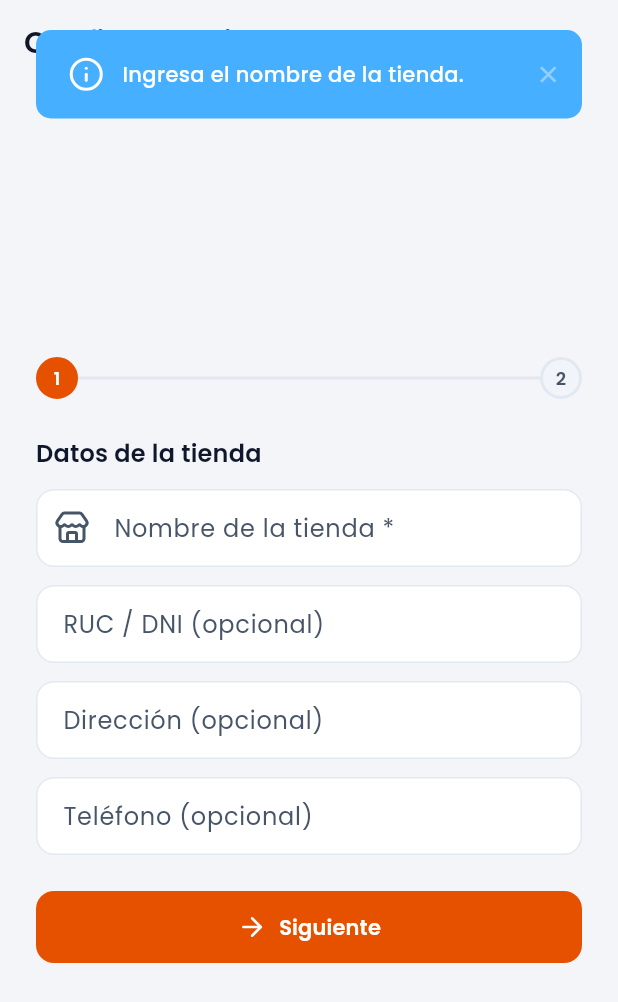
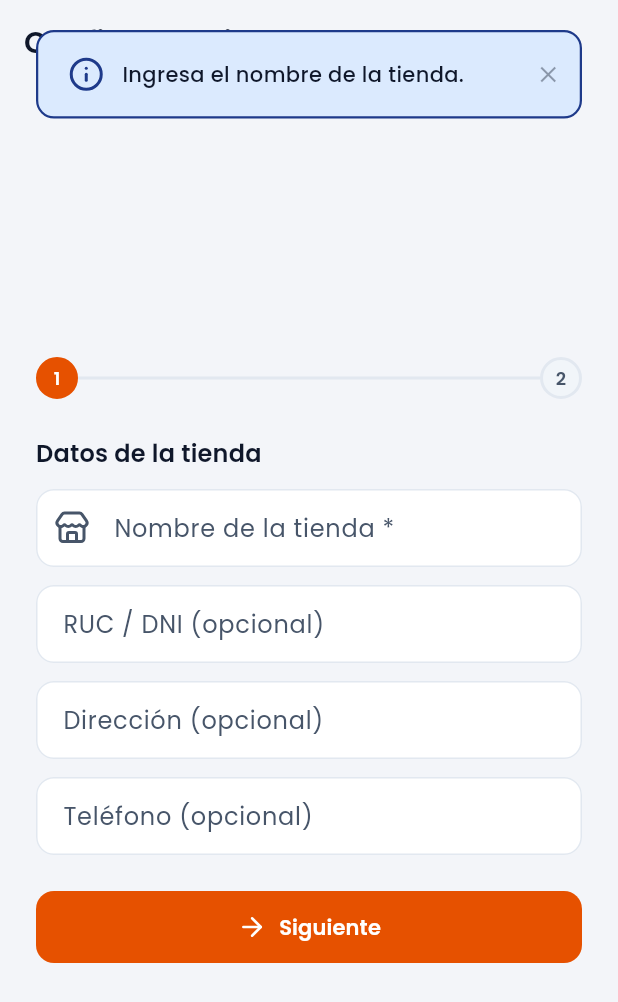
Before and after one commit to diapaza/mi_bodega, a Flutter app: the screen it shows after launch, after a tap on "Siguiente", on a phone screen of 412 x 824 dp. Shown: the top 1002 px of the screen. Run offline on Flutter 3.47's test engine with Material 3 defaults, Android fonts, the phone set to English and light mode, and no system bars; drawn by our look-alikes of toastification; our stand-ins replace drift, drift_flutter, flutter_animate, flutter_lucide, flutter_riverpod, flutter_secure_storage and 5 more; missing offline and left inert: cryptography, gal, googleapis, sqlite3; accounts and stored records are empty; generated files the repository leaves out were written again.

Commit message:
refactor(widgets): mejorar badge, card, snackbar y textfield
- Badge: usar colores onXContainer semanticos para mejor contraste
- Card: rediseñar con sombras suaves, bordes 20px y Material wrapper
- Snackbar: aplicar AppColors con estilo flatColored y colores por variante
- TextField: estilos dinamicos de focus/error en label, prefix y suffix

```diff
--- a/lib/shared/widgets/mb_badge.dart
+++ b/lib/shared/widgets/mb_badge.dart
@@ -17,10 +17,10 @@ class MbBadge extends StatelessWidget {
     final (bg, fg) = switch (tone) {
       MbBadgeTone.neutral => (colors.surfaceVariant, colors.onSurfaceVariant),
       MbBadgeTone.primary => (colors.primaryContainer, colors.onPrimaryContainer),
-      MbBadgeTone.success => (colors.successContainer, colors.success),
-      MbBadgeTone.warning => (colors.warningContainer, colors.warning),
-      MbBadgeTone.error => (colors.errorContainer, colors.error),
-      MbBadgeTone.info => (colors.infoContainer, colors.info),
+      MbBadgeTone.success => (colors.successContainer, colors.onSuccessContainer),
+      MbBadgeTone.warning => (colors.warningContainer, colors.onWarningContainer),
+      MbBadgeTone.error => (colors.errorContainer, colors.onErrorContainer),
+      MbBadgeTone.info => (colors.infoContainer, colors.onInfoContainer),
     };
     return Container(
       padding: const EdgeInsets.symmetric(horizontal: 8, vertical: 3),
--- a/lib/shared/widgets/mb_card.dart
+++ b/lib/shared/widgets/mb_card.dart
@@ -20,15 +20,31 @@ class MbCard extends StatelessWidget {
   @override
   Widget build(BuildContext context) {
     final colors = context.colors;
-    final card = Card(
+    final decoration = BoxDecoration(
       color: color ?? colors.surface,
+      borderRadius: BorderRadius.circular(20),
+      boxShadow: [
+        BoxShadow(
+          color: Colors.black.withOpacity(0.04),
+          blurRadius: 15,
+          offset: const Offset(0, 6),
+        ),
+      ],
+    );
+
+    final content = Container(
+      decoration: decoration,
       child: Padding(padding: padding, child: child),
     );
-    if (onTap == null) return card;
-    return InkWell(
-      onTap: onTap,
-      borderRadius: BorderRadius.circular(12),
-      child: card,
+
+    if (onTap == null) return content;
+    return Material(
+      color: Colors.transparent,
+      child: InkWell(
+        onTap: onTap,
+        borderRadius: BorderRadius.circular(20),
+        child: content,
+      ),
     );
   }
 }
--- a/lib/shared/widgets/mb_snackbar.dart
+++ b/lib/shared/widgets/mb_snackbar.dart
@@ -1,6 +1,7 @@
 import 'package:flutter/material.dart';
 import 'package:flutter_lucide/flutter_lucide.dart';
 import 'package:toastification/toastification.dart';
+import '../../core/theme/app_colors.dart';
 
 enum MbSnackVariant { success, error, info, warning }
 
@@ -12,23 +13,48 @@ void showMbSnack(
   String? actionLabel,
   VoidCallback? onAction,
 }) {
-  final (type, icon) = switch (variant) {
-    MbSnackVariant.success => (ToastificationType.success, LucideIcons.circle_check),
-    MbSnackVariant.error => (ToastificationType.error, LucideIcons.circle_x),
-    MbSnackVariant.info => (ToastificationType.info, LucideIcons.info),
-    MbSnackVariant.warning => (ToastificationType.warning, LucideIcons.triangle_alert),
+  final colors = Theme.of(context).extension<AppColors>() ?? AppColors.light;
+
+  final (type, icon, bg, fg) = switch (variant) {
+    MbSnackVariant.success => (
+        ToastificationType.success,
+        LucideIcons.circle_check,
+        colors.successContainer,
+        colors.success
+      ),
+    MbSnackVariant.error => (
+        ToastificationType.error,
+        LucideIcons.circle_x,
+        colors.errorContainer,
+        colors.error
+      ),
+    MbSnackVariant.info => (
+        ToastificationType.info,
+        LucideIcons.info,
+        colors.secondaryContainer,
+        colors.secondary
+      ),
+    MbSnackVariant.warning => (
+        ToastificationType.warning,
+        LucideIcons.triangle_alert,
+        colors.warningContainer,
+        colors.warning
+      ),
   };
 
   toastification.show(
     context: context,
     type: type,
-    style: ToastificationStyle.fillColored,
+    style: ToastificationStyle.flatColored,
     title: Text(message),
-    icon: Icon(icon, color: Colors.white),
+    primaryColor: fg,
+    backgroundColor: bg,
+    foregroundColor: colors.onSurface,
+    icon: Icon(icon, color: fg),
     alignment: Alignment.topCenter,
     autoCloseDuration: const Duration(seconds: 3),
     animationDuration: const Duration(milliseconds: 300),
-    borderRadius: BorderRadius.circular(10),
+    borderRadius: BorderRadius.circular(12),
     closeButtonShowType: CloseButtonShowType.none,
   );
 }
--- a/lib/shared/widgets/mb_text_field.dart
+++ b/lib/shared/widgets/mb_text_field.dart
@@ -1,6 +1,7 @@
 import 'package:flutter/material.dart';
 import 'package:flutter/services.dart';
 import 'package:flutter_lucide/flutter_lucide.dart';
+import '../../core/theme/app_colors.dart';
 
 /// Campo de texto reutilizable de MiBodega.
 class MbTextField extends StatefulWidget {
@@ -95,7 +96,26 @@ class _MbTextFieldState extends State<MbTextField> {
   @override
   Widget build(BuildContext context) {
     final theme = Theme.of(context);
+    final colors = theme.extension<AppColors>() ?? AppColors.light;
     final showToggle = widget.obscureText && widget.showPasswordToggle;
+
+    Widget? suffixIcon;
+    if (showToggle) {
+      suffixIcon = IconButton(
+        icon: Icon(
+          _obscured ? LucideIcons.eye_off : LucideIcons.eye,
+          color: _focusNode.hasFocus ? colors.primary : colors.outline,
+        ),
+        onPressed: () => setState(() => _obscured = !_obscured),
+      );
+    } else if (widget.errorText != null) {
+      suffixIcon = Icon(
+        LucideIcons.circle_alert,
+        color: colors.error,
+      );
+    } else {
+      suffixIcon = widget.suffix;
+    }
 
     return TextField(
       controller: widget.controller,
@@ -110,21 +130,31 @@ class _MbTextFieldState extends State<MbTextField> {
       inputFormatters: widget.inputFormatters,
       onChanged: widget.onChanged,
       onSubmitted: widget.onSubmitted,
-      style: theme.textTheme.bodyLarge,
+      style: theme.textTheme.bodyLarge?.copyWith(
+        color: widget.enabled ? colors.onSurface : colors.outline,
+      ),
       decoration: InputDecoration(
         labelText: widget.label,
+        labelStyle: TextStyle(
+          color: widget.errorText != null
+              ? colors.error
+              : (_focusNode.hasFocus ? colors.primary : colors.onSurfaceVariant),
+          fontWeight: _focusNode.hasFocus ? FontWeight.w600 : FontWeight.normal,
+        ),
         hintText: widget.hint,
         errorText: widget.errorText,
         helperText: widget.helperText,
-        prefixIcon: widget.prefixIcon,
-        suffixIcon: showToggle
-            ? IconButton(
-                icon: Icon(
-                    _obscured ? LucideIcons.eye_off : LucideIcons.eye,
+        prefixIcon: widget.prefixIcon != null
+            ? IconTheme.merge(
+                data: IconThemeData(
+                  color: widget.errorText != null
+                      ? colors.error
+                      : (_focusNode.hasFocus ? colors.primary : colors.onSurfaceVariant),
                 ),
-                onPressed: () => setState(() => _obscured = !_obscured),
+                child: widget.prefixIcon!,
               )
-            : widget.suffix,
+            : null,
+        suffixIcon: suffixIcon,
         counterText: widget.maxLength == null ? '' : null,
       ),
     );
```
